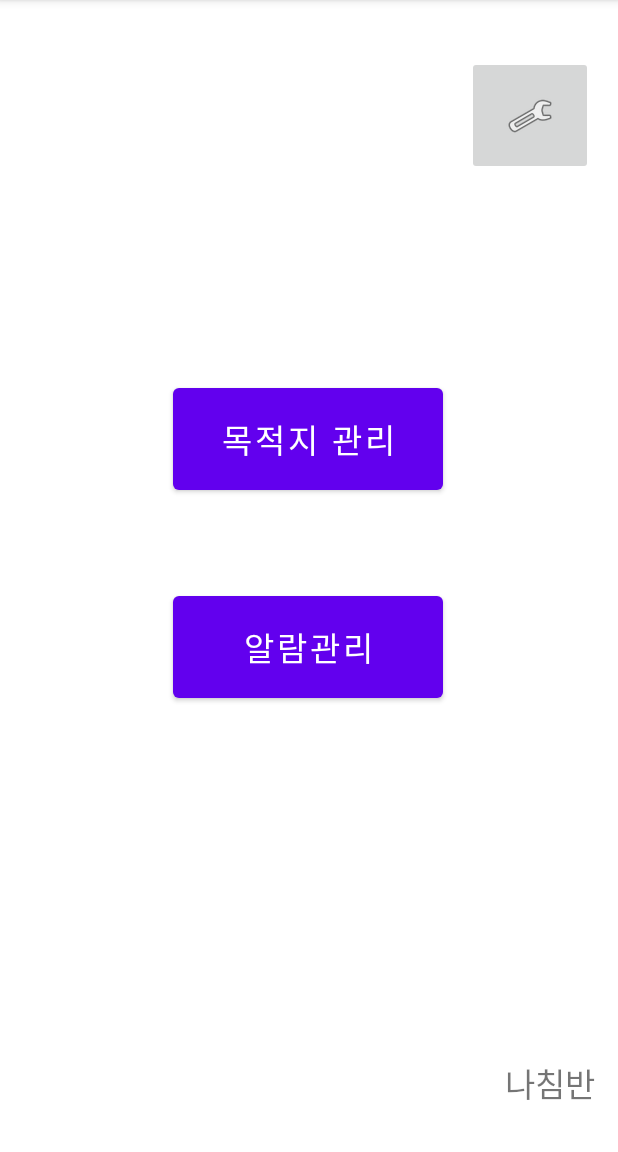
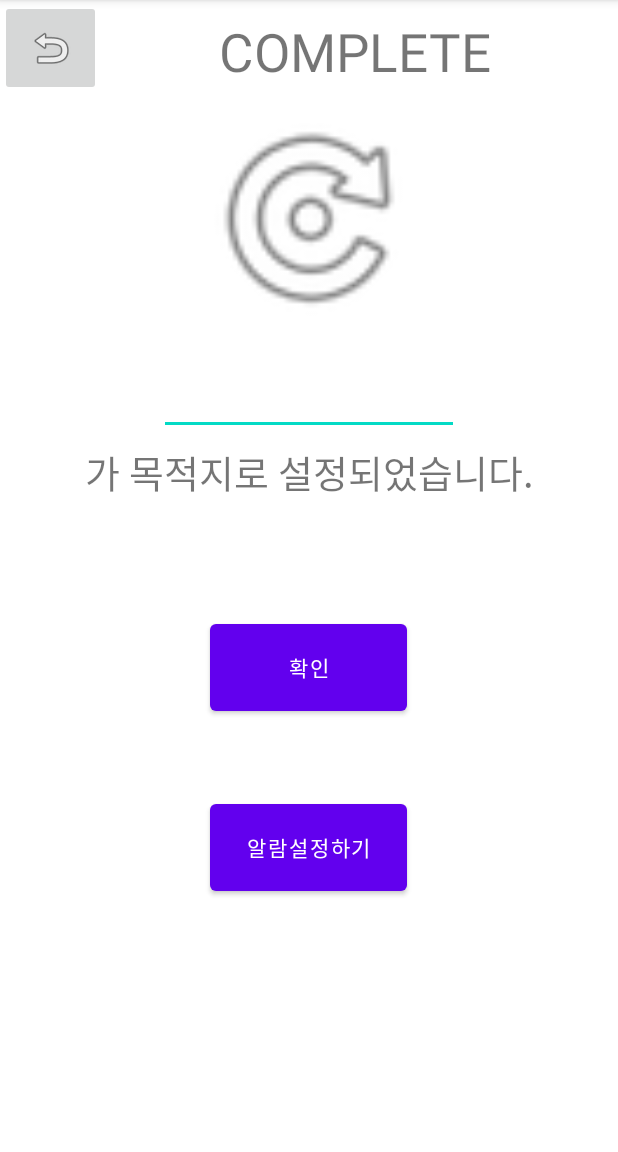
Before and after one commit to tjalsrb989/5wh, an Android app: the screen it shows after launch (MainActivity), on a phone screen of 412 x 824 dp, the part 84-1236 px from its top. Run offline under Robolectric (Android 15) with nearby library versions, the phone set to English and light mode, and no system bars.

Commit message:
Update activity_main.xml

```diff
--- a/app/src/main/res/layout/activity_main.xml
+++ b/app/src/main/res/layout/activity_main.xml
@@ -1,67 +1,80 @@
 <?xml version="1.0" encoding="utf-8"?>
-<androidx.constraintlayout.widget.ConstraintLayout xmlns:android="http://schemas.android.com/apk/res/android"
+<LinearLayout xmlns:android="http://schemas.android.com/apk/res/android"
     xmlns:app="http://schemas.android.com/apk/res-auto"
     xmlns:tools="http://schemas.android.com/tools"
     android:layout_width="match_parent"
     android:layout_height="match_parent"
+    android:orientation="vertical"
     tools:context=".MainActivity">
 
+
+    <LinearLayout
+        android:layout_width="match_parent"
+        android:layout_height="70dp">
+
+        <ImageButton
+            android:id="@+id/go_back_button"
+            android:layout_width="67dp"
+            android:layout_height="64dp"
+            app:srcCompat="@android:drawable/ic_menu_revert" />
+
+        <TextView
+            android:id="@+id/complete_Text"
+            android:layout_width="337dp"
+            android:layout_height="64dp"
+            android:layout_gravity="center"
+            android:gravity="center"
+            android:text="COMPLETE"
+            android:textSize="35sp" />
+    </LinearLayout>
+
+    <ImageView
+        android:id="@+id/Destination_complete_image"
+        android:layout_width="220dp"
+        android:layout_height="150dp"
+        android:layout_gravity="center"
+        app:layout_constraintBottom_toBottomOf="parent"
+        app:srcCompat="@android:drawable/ic_menu_rotate" />
+
+    <LinearLayout
+        android:layout_width="match_parent"
+        android:layout_height="20dp">
+    </LinearLayout>
+
+    <EditText
+        android:layout_width="200dp"
+        android:layout_height="50dp"
+        android:layout_gravity="center"/>
+
     <TextView
-        android:layout_width="wrap_content"
-        android:layout_height="wrap_content"
-        android:text="나침반"
-        android:textSize="22sp"
-        app:layout_constraintBottom_toBottomOf="parent"
-        app:layout_constraintHorizontal_bias="0.956"
-        app:layout_constraintLeft_toLeftOf="parent"
-        app:layout_constraintRight_toRightOf="parent"
-        app:layout_constraintTop_toTopOf="parent"
-        app:layout_constraintVertical_bias="0.96" />
+        android:layout_width="match_parent"
+        android:layout_height="50dp"
+        android:layout_gravity="center"
+        android:gravity="center"
+        android:text="가 목적지로 설정되었습니다."
+        android:textSize="25sp" />
+    <LinearLayout
+        android:layout_width="match_parent"
+        android:layout_height="70dp">
+    </LinearLayout>
+    <Button
+        android:id="@+id/check_button"
+        android:layout_width="131dp"
+        android:layout_height="70dp"
+        android:text="확인"
+        android:layout_gravity="center"/>
+
+    <LinearLayout
+        android:layout_width="match_parent"
+        android:layout_height="50dp">
+
+    </LinearLayout>
+    <Button
+        android:id="@+id/Setting_an_alarm_button"
+        android:layout_width="131dp"
+        android:layout_height="70dp"
+        android:layout_gravity="center"
+        android:text="알람설정하기" />
 
 
-    <Button
-        android:id="@+id/button2"
-        android:layout_width="180dp"
-        android:layout_height="80dp"
-        android:text="알람관리"
-        android:textSize="22sp"
-        android:clickable="true"
-        android:onClick="onClick"
-        app:layout_constraintBottom_toBottomOf="parent"
-        app:layout_constraintHorizontal_bias="0.497"
-        app:layout_constraintLeft_toLeftOf="parent"
-        app:layout_constraintRight_toRightOf="parent"
-        app:layout_constraintTop_toTopOf="parent"
-        app:layout_constraintVertical_bias="0.569" />
-
-    <ImageButton
-        android:id="@+id/imageButton"
-        android:layout_width="84dp"
-        android:layout_height="79dp"
-        android:clickable="true"
-        android:onClick="onClick"
-        app:layout_constraintBottom_toBottomOf="parent"
-        app:layout_constraintHorizontal_bias="0.949"
-        app:layout_constraintLeft_toLeftOf="parent"
-        app:layout_constraintRight_toRightOf="parent"
-        app:layout_constraintTop_toTopOf="parent"
-        app:layout_constraintVertical_bias="0.054"
-        app:srcCompat="@android:drawable/ic_menu_preferences"
-        tools:srcCompat="@tools:sample/avatars[2]" />
-
-    <Button
-        android:id="@+id/button3"
-        android:layout_width="180dp"
-        android:layout_height="80dp"
-        android:text="목적지 관리"
-        android:textSize="22sp"
-        android:clickable="true"
-        android:onClick="onClick"
-        app:layout_constraintBottom_toBottomOf="parent"
-        app:layout_constraintHorizontal_bias="0.497"
-        app:layout_constraintLeft_toLeftOf="parent"
-        app:layout_constraintRight_toRightOf="parent"
-        app:layout_constraintTop_toTopOf="parent"
-        app:layout_constraintVertical_bias="0.367" />
-
-</androidx.constraintlayout.widget.ConstraintLayout>
+</LinearLayout>
```
